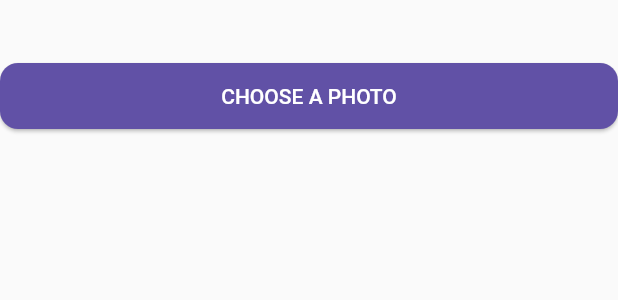
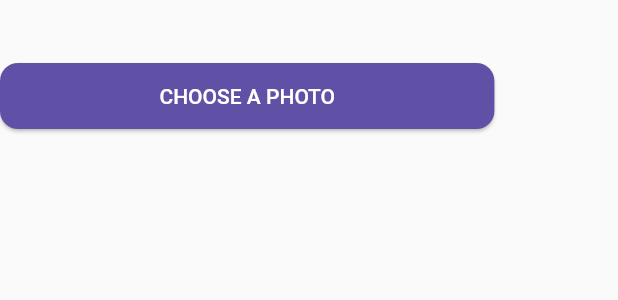
Before and after one commit to quangnhat22/cs_video_call_app, a Flutter app: the ButtonChooseAvatar widget shown alone on an empty page, opened directly, on a phone screen of 412 x 824 dp. Shown: the top 300 px of the screen. Run offline on Flutter 3.47's test engine with Material 2 defaults, Android fonts, the phone set to English and light mode, and no system bars; our stand-ins replace awesome_notifications, cached_network_image, cloud_firestore, device_info_plus, dio, equatable and 16 more; missing offline and left inert: avatar_stack, awesome_notifications_fcm, flutter_webrtc; accounts and stored records are empty; generated files the repository leaves out were written again; project files that could hold a hidden picture were left out.

Commit message:
feature update avatar

```diff
--- a/lib/common/widgets/stateless/buttons/custom_elevated_button.dart
+++ b/lib/common/widgets/stateless/buttons/custom_elevated_button.dart
@@ -1,4 +1,5 @@
 import 'package:flutter/material.dart';
+import 'package:flutter_screenutil/flutter_screenutil.dart';
 
 class CustomElevatedButton extends StatelessWidget {
   final String buttonText;
@@ -12,15 +13,19 @@ class CustomElevatedButton extends StatelessWidget {
   @override
   Widget build(BuildContext context) {
     return SizedBox(
-      width: double.infinity,
+      width: 0.8.sw,
       child: ElevatedButton(
         onPressed: onPressed,
         style: ButtonStyle(
-            backgroundColor: MaterialStateProperty.all(backgroundColor),
-            padding: MaterialStateProperty.all(
-                const EdgeInsets.symmetric(vertical: 14, horizontal: 20)),
-            shape: MaterialStateProperty.all(RoundedRectangleBorder(
-                borderRadius: BorderRadius.circular(12)))),
+          backgroundColor: MaterialStateProperty.all(backgroundColor),
+          padding: MaterialStateProperty.all(
+              const EdgeInsets.symmetric(vertical: 14, horizontal: 20)),
+          shape: MaterialStateProperty.all(
+            RoundedRectangleBorder(
+              borderRadius: BorderRadius.circular(12),
+            ),
+          ),
+        ),
         child: Text(buttonText.toUpperCase()),
       ),
     );
--- a/lib/core/config/app_config.dart
+++ b/lib/core/config/app_config.dart
@@ -11,7 +11,7 @@ class AppConfig {
 
   // TODO: switch to [10.0.2.2] if using android emulator
   static final baseUrl = Platform.isAndroid
-      ? 'http://192.168.1.11:8080/v1'
+      ? 'http://10.0.2.2:8080/v1'
       : 'http://localhost:8080/v1';
 }
 
--- a/lib/presentation/app/app_setting_cubit/app_setting_cubit.dart
+++ b/lib/presentation/app/app_setting_cubit/app_setting_cubit.dart
@@ -39,6 +39,7 @@ class AppSettingCubit extends Cubit<AppSettingState> {
 
     final themeMode = _convertToThemeMode(themeString);
     final locale = _convertToLocale(langString);
+
     emit(state.copyWith(theme: themeMode, locale: locale));
   }
 
--- a/lib/presentation/auth/avatar/cubit_avatar/avatar_state.dart
+++ b/lib/presentation/auth/avatar/cubit_avatar/avatar_state.dart
@@ -10,4 +10,8 @@ class AvatarState with _$AvatarState {
 
   const factory AvatarState.updateAvatarFailure({required String message}) =
       UpdateAvatarFailure;
+
+  const factory AvatarState.updateAvatarLocalSuccess({
+    String? urlImage,
+  }) = UpdateAvatarLocalSuccess;
 }
--- a/lib/presentation/auth/avatar/widgets/button_choose_avatar.dart
+++ b/lib/presentation/auth/avatar/widgets/button_choose_avatar.dart
@@ -8,11 +8,38 @@ class ButtonChooseAvatar extends StatelessWidget {
         context: ctx,
         builder: (_) {
           return const DialogPickAvatar();
+        }).then((value) async {
+      if (value == null) return;
+      String? filePath;
+      if (value == "camera") {
+        filePath = await AppAssetsPicker.getImageFromCamera();
+      }
+      if (value == "gallery") {
+        filePath = await AppAssetsPicker.getImageFromGallery();
+      }
+      if (filePath == null) return;
+      if (ctx.mounted) {
+        ctx.read<AvatarCubit>().updateAvatar(filePath);
+      }
     });
   }
 
   @override
   Widget build(BuildContext context) {
+    return BlocBuilder<AvatarCubit, AvatarState>(
+      builder: (context, state) {
+        if (state is UpdateAvatarLocalSuccess) {
+          return TextButton(
+            onPressed: () => _handleOnChangePhotoBtn(context),
+            child: Text(
+              "Choose a photo",
+              style: AppTextStyles.titleAppBarTextStyle.copyWith(
+                color: Theme.of(context).colorScheme.secondary,
+                fontSize: 16.sp,
+              ),
+            ),
+          );
+        } else {
           return Padding(
             padding: const EdgeInsets.only(top: 40),
             child: CustomElevatedButton(
@@ -21,4 +48,7 @@ class ButtonChooseAvatar extends StatelessWidget {
                 Theme.of(context).colorScheme.secondary),
           );
         }
+      },
+    );
   }
+}
```
Also changed, not shown: lib/data/data_sources/local/user_local_data_src.dart (+11 -0 lines), lib/presentation/auth/avatar/avatar.dart (+5 -2 lines), lib/presentation/auth/avatar/cubit_avatar/avatar_cubit.dart (+22 -2 lines), lib/presentation/auth/avatar/pages/avatar_page.dart (+18 -10 lines), lib/presentation/auth/avatar/widgets/avatar_user.dart (added, +21 -0 lines), lib/presentation/auth/avatar/widgets/button_done.dart (added, +22 -0 lines), lib/presentation/auth/avatar/widgets/dialog_pick_avatar.dart (+7 -34 lines). Lines whose indentation alone changed are shown as unchanged.
